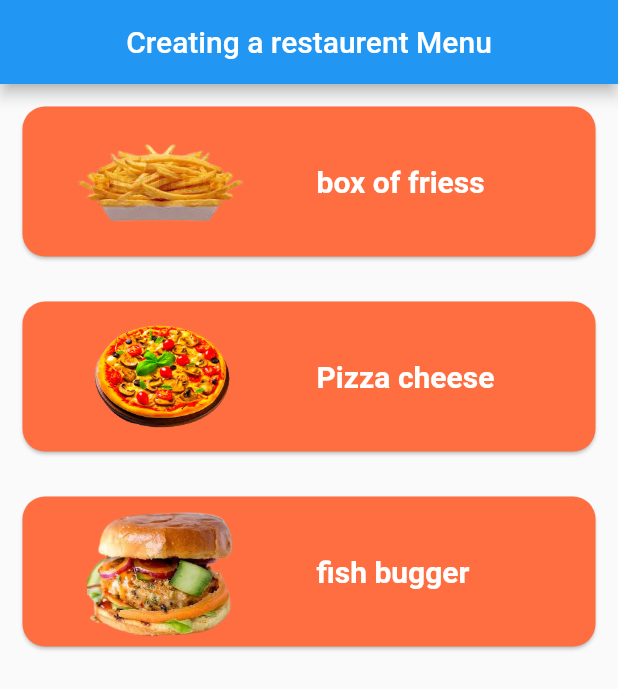
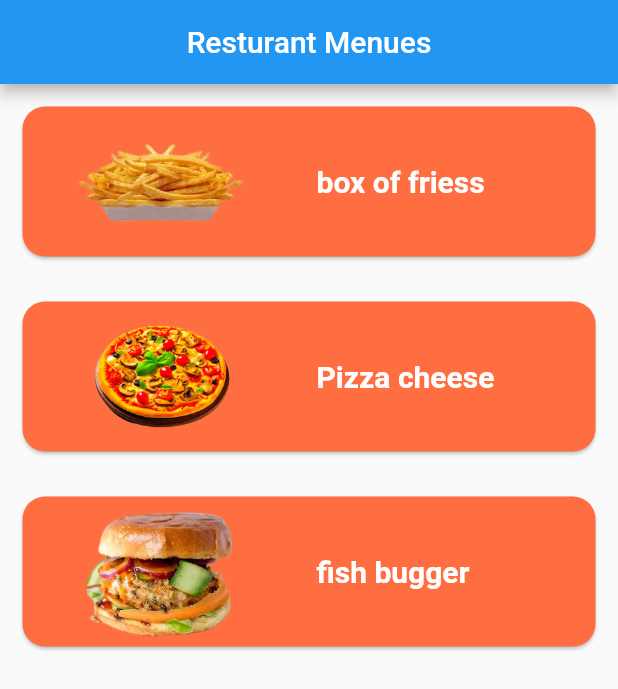
Before and after one commit to Updywahid/C120154, a Flutter app: the screen it shows after launch, on a phone screen of 412 x 824 dp. Shown: the top 689 px of the screen. Run offline on Flutter 3.47's test engine with Material 2 defaults, Android fonts, the phone set to English and light mode, and no system bars.

Commit message:
main.dart

```diff
--- a/lib/main.dart
+++ b/lib/main.dart
@@ -17,7 +17,7 @@ class Home extends StatelessWidget {
   Widget build(BuildContext context) {
     return Scaffold(
       appBar: AppBar(
-        title: Center(child: Text('Creating a restaurent Menu')),
+        title: Center(child: Text('Resturant Menues')),
       ),
       body: SafeArea(
         child: Column(
```
